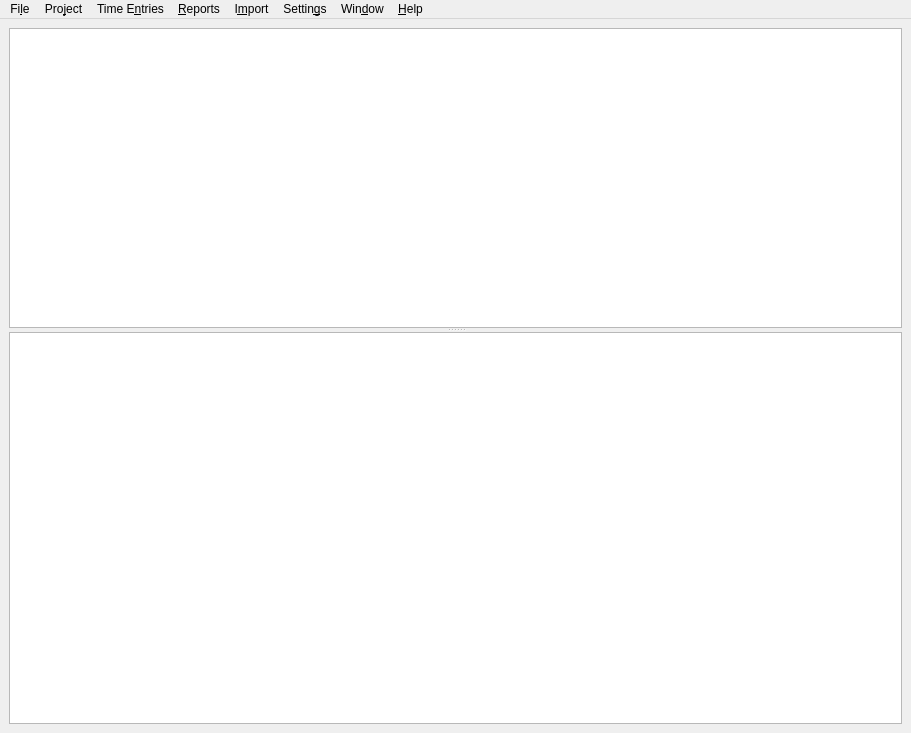
Old version of the form source/main_window.ui in the repository jansorg/tom-ui.
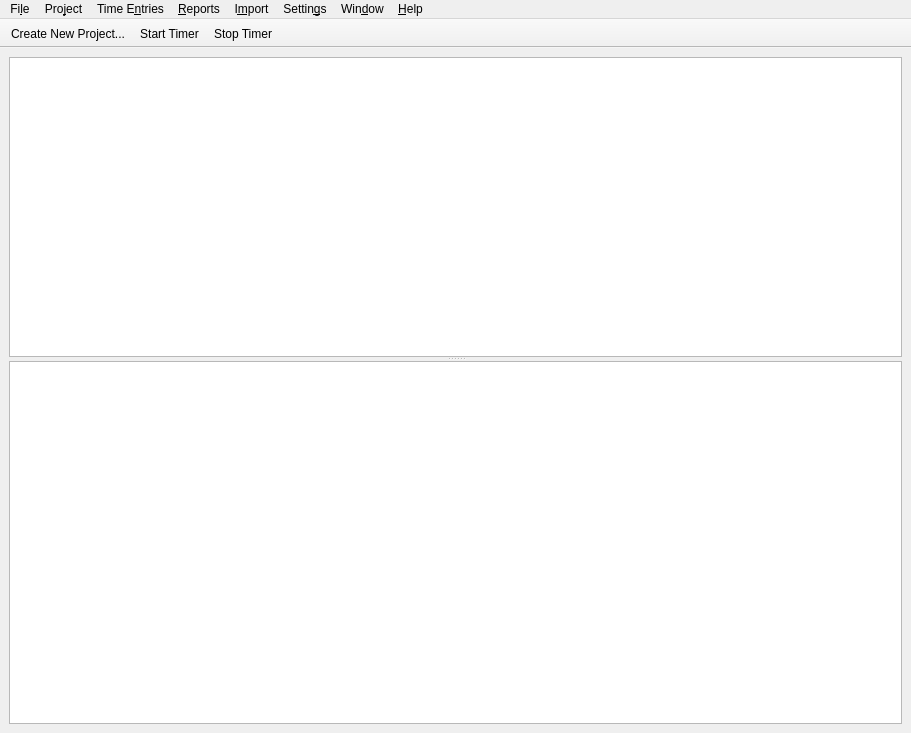
New version of the form. Icons and pictures are not drawn. Custom widgets are drawn as their Qt base class.

Patch:
```diff
--- a/source/main_window.ui
+++ b/source/main_window.ui
@@ -193,6 +193,32 @@
    <addaction name="menuWindow"/>
    <addaction name="menu_Help"/>
   </widget>
+  <widget class="QToolBar" name="toolBar">
+   <property name="windowTitle">
+    <string>toolBar</string>
+   </property>
+   <property name="movable">
+    <bool>false</bool>
+   </property>
+   <property name="orientation">
+    <enum>Qt::Horizontal</enum>
+   </property>
+   <property name="toolButtonStyle">
+    <enum>Qt::ToolButtonFollowStyle</enum>
+   </property>
+   <property name="floatable">
+    <bool>false</bool>
+   </property>
+   <attribute name="toolBarArea">
+    <enum>TopToolBarArea</enum>
+   </attribute>
+   <attribute name="toolBarBreak">
+    <bool>false</bool>
+   </attribute>
+   <addaction name="actionProjectCreate"/>
+   <addaction name="actionProjectStart"/>
+   <addaction name="actionProjectStop"/>
+  </widget>
   <action name="actionQuit">
    <property name="icon">
     <iconset>
```
